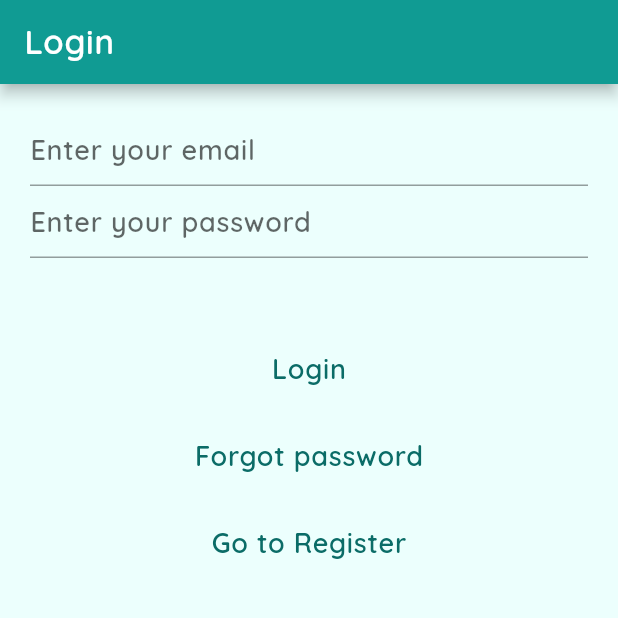
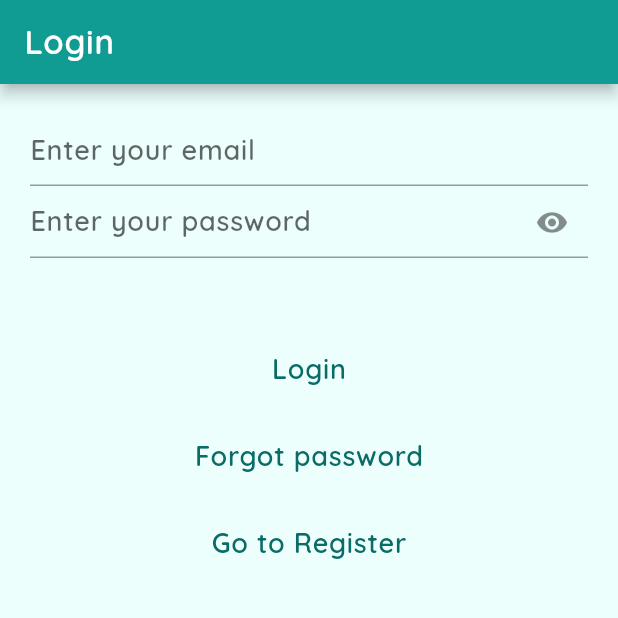
Before and after one commit to yubinkarki/quick-notes, a Flutter app: the screen it shows after launch, on a phone screen of 412 x 824 dp, the top half of it. Run offline on Flutter 3.47's test engine with Material 2 defaults, Android fonts, the phone set to English and light mode, and no system bars; our stand-ins replace bloc, cloud_firestore, equatable, firebase_auth, firebase_core, flutter_bloc and 4 more; accounts and stored records are empty.

Commit message:
Add password show/hide icon

```diff
--- a/lib/views/auth/login_view.dart
+++ b/lib/views/auth/login_view.dart
@@ -10,6 +10,7 @@ class LoginView extends StatefulWidget {
 class _LoginViewState extends State<LoginView> {
   late final TextEditingController _email;
   late final TextEditingController _password;
+  bool _passwordVisible = false;
 
   @override
   void initState() {
@@ -105,10 +106,19 @@ class _LoginViewState extends State<LoginView> {
                   ),
                   TextField(
                     controller: _password,
-                    obscureText: true,
+                    obscureText: !_passwordVisible,
                     enableSuggestions: false,
                     autocorrect: false,
-                    decoration: const InputDecoration(hintText: AppStrings.enterPassword),
+                    decoration: InputDecoration(
+                      hintText: AppStrings.enterPassword,
+                      suffixIcon: IconButton(
+                        onPressed: () => setState(() => _passwordVisible = !_passwordVisible),
+                        icon: Icon(
+                          _passwordVisible ? Icons.visibility_off : Icons.visibility,
+                          size: 22.0,
+                        ),
+                      ),
+                    ),
                   ),
                   Container(
                     margin: const EdgeInsets.only(top: AppMargin.m50),
```
Also changed, not shown: lib/views/auth/register_view.dart (+12 -2 lines).
